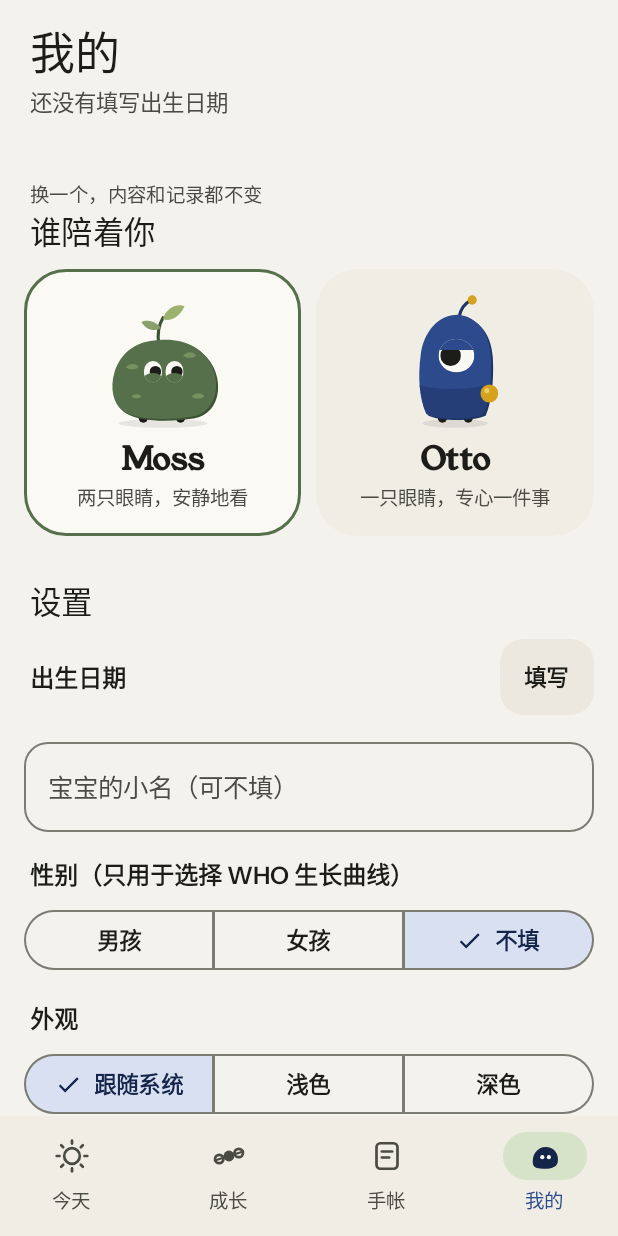
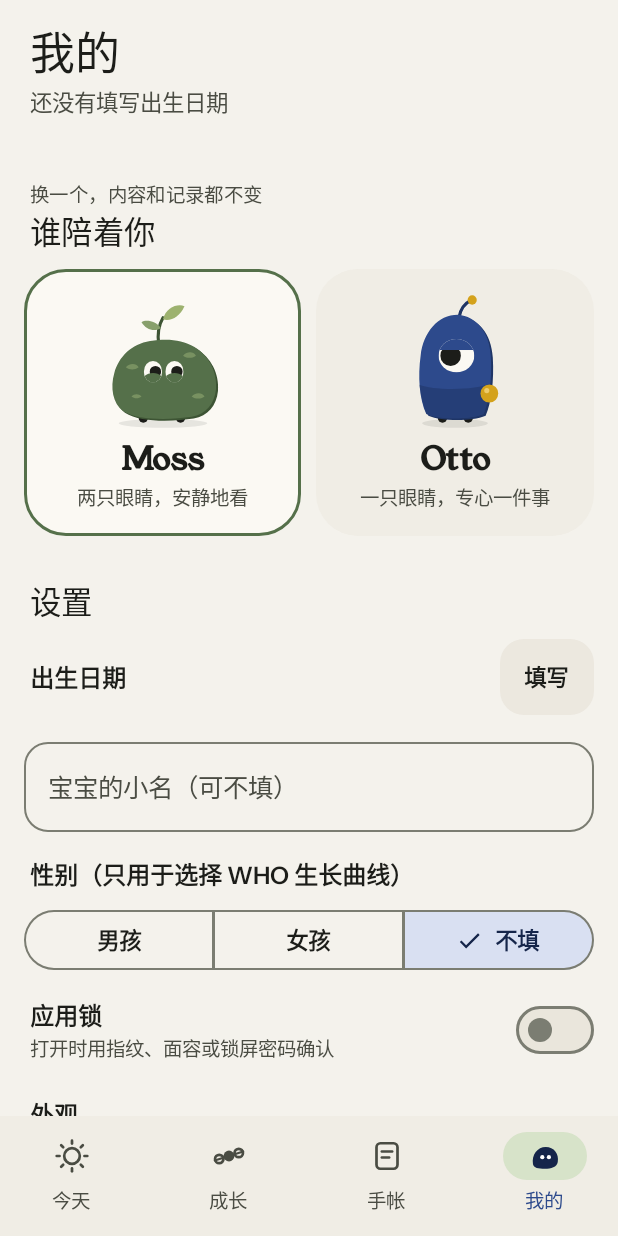
Before and after one commit to mjuvdeysii/mossling, an Android app built with Jetpack Compose: the YouScreen screen opened through its navigation route, on a phone screen of 412 x 824 dp. Run offline under Robolectric (Android 15) with nearby library versions, the phone set to English and light mode, and no system bars; Roboto replaces fonts that are not available here.

Commit message:
Native: opt-in app lock (biometric or screen lock)
Co-Authored-By: Claude Opus 5.5 <noreply@anthropic.com>
Claude-Session: https://claude.ai/code/session_01UTvD6AgKvTyZ1ghsbDDvi8

```diff
--- a/app/build.gradle.kts
+++ b/app/build.gradle.kts
@@ -74,6 +74,7 @@ dependencies {
     implementation(libs.glance.appwidget)
     implementation(libs.glance.material3)
     implementation(libs.androidx.profileinstaller)
+    implementation(libs.androidx.biometric)
     testImplementation(libs.junit)
     androidTestImplementation(platform(libs.compose.bom))
     androidTestImplementation(libs.compose.ui.test)
--- a/app/src/main/java/app/mossling/AppViewModel.kt
+++ b/app/src/main/java/app/mossling/AppViewModel.kt
@@ -23,6 +23,7 @@ import kotlinx.coroutines.flow.StateFlow
 import kotlinx.coroutines.flow.combine
 import kotlinx.coroutines.flow.distinctUntilChanged
 import kotlinx.coroutines.flow.flatMapLatest
+import kotlinx.coroutines.flow.first
 import kotlinx.coroutines.flow.flow
 import kotlinx.coroutines.flow.stateIn
 import kotlinx.coroutines.launch
@@ -90,6 +91,9 @@ class AppViewModel(app: Application) : AndroidViewModel(app) {
     fun setTheme(t: ThemeMode) = viewModelScope.launch { g.settings.setTheme(t) }
     fun skipToday(skip: Boolean) = viewModelScope.launch { g.settings.skipToday(if (skip) LocalDate.now().toEpochDay() else null) }
     fun setPick(v: String) = viewModelScope.launch { g.settings.setPick(v) }
+    /** read once at start-up from the stored settings, so the lock is never skipped while settings load */
+    fun lockOn(): Boolean = kotlinx.coroutines.runBlocking { g.settings.settings.first().lock }
+    fun setLock(on: Boolean) = viewModelScope.launch { g.settings.setLock(on) }
     fun setSex(s: String?) = viewModelScope.launch { g.settings.setSex(s) }
     fun setNickname(n: String) = viewModelScope.launch { g.settings.setNickname(n); widget() }
     fun putMeasure(m: app.mossling.data.Measure) = viewModelScope.launch { dao.putMeasure(m) }
--- a/app/src/main/java/app/mossling/MainActivity.kt
+++ b/app/src/main/java/app/mossling/MainActivity.kt
@@ -4,7 +4,10 @@ import android.Manifest
 import android.content.Intent
 import android.os.Build
 import android.os.Bundle
-import androidx.activity.ComponentActivity
+import androidx.fragment.app.FragmentActivity
+import androidx.biometric.BiometricManager
+import androidx.biometric.BiometricPrompt
+import androidx.core.content.ContextCompat
 import androidx.activity.compose.setContent
 import androidx.activity.enableEdgeToEdge
 import androidx.activity.result.contract.ActivityResultContracts
@@ -12,18 +15,40 @@ import androidx.activity.viewModels
 import androidx.core.splashscreen.SplashScreen.Companion.installSplashScreen
 import kotlinx.coroutines.flow.MutableStateFlow
 
-class MainActivity : ComponentActivity() {
+class MainActivity : FragmentActivity() {
     private val vm: AppViewModel by viewModels()
     /** where a notification asked to go ("journal"), consumed by the UI */
     val open = MutableStateFlow<String?>(null)
     private val askNotify = registerForActivityResult(ActivityResultContracts.RequestPermission()) { }
+    /** true while the app lock (when turned on) waits for the person to confirm it is them */
+    val locked = MutableStateFlow(false)
+    private var away = 0L
 
     override fun onCreate(savedInstanceState: Bundle?) {
         installSplashScreen().setKeepOnScreenCondition { !vm.ui.value.ready }
         enableEdgeToEdge()
         super.onCreate(savedInstanceState)
         open.value = intent?.getStringExtra("open")
-        setContent { MosslingRoot(vm, open, askNotifications = ::askNotifications) }
+        setContent { MosslingRoot(vm, open, askNotifications = ::askNotifications, locked = locked, unlock = ::unlock) }
+    }
+
+    override fun onStart() {
+        super.onStart()
+        // locks on a cold start and after half a minute away; a quick switch to another app does not ask again
+        if (vm.lockOn() && (away == 0L || System.currentTimeMillis() - away > 30_000)) { locked.value = true; unlock() }
+    }
+
+    override fun onStop() { super.onStop(); away = System.currentTimeMillis() }
+
+    fun unlock() {
+        val allowed = if (Build.VERSION.SDK_INT >= 30) BiometricManager.Authenticators.BIOMETRIC_WEAK or BiometricManager.Authenticators.DEVICE_CREDENTIAL
+            else BiometricManager.Authenticators.BIOMETRIC_WEAK
+        if (BiometricManager.from(this).canAuthenticate(allowed) != BiometricManager.BIOMETRIC_SUCCESS) { locked.value = false; return }
+        val info = BiometricPrompt.PromptInfo.Builder().setTitle("打开苔生").setSubtitle("确认是你本人").setAllowedAuthenticators(allowed)
+            .apply { if (Build.VERSION.SDK_INT < 30) setNegativeButtonText("取消") }.build()
+        BiometricPrompt(this, ContextCompat.getMainExecutor(this), object : BiometricPrompt.AuthenticationCallback() {
+            override fun onAuthenticationSucceeded(result: BiometricPrompt.AuthenticationResult) { locked.value = false }
+        }).authenticate(info)
     }
 
     override fun onNewIntent(intent: Intent) {
--- a/app/src/main/java/app/mossling/MosslingRoot.kt
+++ b/app/src/main/java/app/mossling/MosslingRoot.kt
@@ -1,5 +1,7 @@
 package app.mossling
 
+import androidx.compose.foundation.layout.heightIn
+import androidx.compose.foundation.layout.size
 import androidx.compose.animation.core.tween
 import androidx.compose.animation.fadeIn
 import androidx.compose.animation.fadeOut
@@ -101,7 +103,7 @@ private val Tabs = listOf(
 )
 
 @Composable
-fun MosslingRoot(vm: AppViewModel, open: MutableStateFlow<String?>, askNotifications: () -> Unit = {}) {
+fun MosslingRoot(vm: AppViewModel, open: MutableStateFlow<String?>, askNotifications: () -> Unit = {}, locked: MutableStateFlow<Boolean> = MutableStateFlow(false), unlock: () -> Unit = {}) {
     val ui by vm.ui.collectAsStateWithLifecycle()
     MosslingTheme(ui.settings.theme, ui.settings.companion) {
         // a Surface, not a bare background: it also sets the content colour, so text is right in the dark theme
@@ -111,6 +113,8 @@ fun MosslingRoot(vm: AppViewModel, open: MutableStateFlow<String?>, askNotificat
             if (!ui.settings.onboarded) Onboarding(onBirth = { birthDialog = true }, onSkip = vm::finishOnboarding)
             else Shell(vm, open, askNotifications) { birthDialog = true }
             if (birthDialog) BirthDialog(ui.settings.birth, onPick = { vm.setBirth(it) }, onDismiss = { birthDialog = false })
+            val isLocked by locked.collectAsStateWithLifecycle()
+            if (isLocked) LockScreen(ui.settings.companion, unlock)
         }
     }
 }
@@ -255,6 +259,7 @@ private fun Shell(vm: AppViewModel, open: MutableStateFlow<String?>, askNotifica
                     clearAll = { clearing = true },
                     nickname = vm::setNickname, sex = vm::setSex,
                     search = { nav.navigate(SearchRoute) },
+                    lock = vm::setLock,
                     importOld = { pickOld.launch(arrayOf("application/json", "text/plain", "application/octet-stream")) },
                 ))
             }
@@ -318,3 +323,15 @@ private fun Shell(vm: AppViewModel, open: MutableStateFlow<String?>, askNotifica
         EntrySheet(e, onChange = { if (it.id == 0L) vm.addLog(it) { n -> added(n) } else if (it != e) vm.updateLog(it) }, onDelete = { d -> vm.deleteLog(d); undoable("删掉了一条") { vm.restoreLog(d) } }, onDismiss = { editing = null })
     }
 }
+
+/** Covers everything until the person has confirmed it is them. The companion is asleep; nothing of the records shows. */
+@Composable
+private fun LockScreen(companion: app.mossling.ui.ip.Kind, unlock: () -> Unit) {
+    Surface(Modifier.fillMaxSize(), color = MaterialTheme.colorScheme.background) {
+        androidx.compose.foundation.layout.Column(Modifier.fillMaxSize(), horizontalAlignment = androidx.compose.ui.Alignment.CenterHorizontally, verticalArrangement = androidx.compose.foundation.layout.Arrangement.Center) {
+            app.mossling.ui.ip.Creature(companion, Modifier.size(140.dp), mood = app.mossling.ui.ip.Mood.Sleep)
+            Text("苔生已锁定", style = MaterialTheme.typography.headlineSmall, modifier = Modifier.padding(top = 16.dp))
+            androidx.compose.material3.Button(onClick = unlock, shape = androidx.compose.foundation.shape.RoundedCornerShape(18.dp), modifier = Modifier.padding(top = 24.dp).heightIn(min = 52.dp)) { Text("解锁") }
+        }
+    }
+}
--- a/app/src/main/java/app/mossling/data/Settings.kt
+++ b/app/src/main/java/app/mossling/data/Settings.kt
@@ -26,6 +26,8 @@ data class Settings(
     /** "boy" / "girl" / null — only used to pick the WHO growth curves */
     val sex: String? = null,
     val nickname: String = "",
+    /** ask for the fingerprint, face or screen lock when the app is opened */
+    val lock: Boolean = false,
 )
 
 class SettingsRepository(private val context: Context) {
@@ -39,6 +41,7 @@ class SettingsRepository(private val context: Context) {
         val lastMonth = longPreferencesKey("last_month")
         val sex = stringPreferencesKey("sex")
         val nickname = stringPreferencesKey("nickname")
+        val lock = booleanPreferencesKey("lock")
     }
 
     val settings: Flow<Settings> = context.store.data.map { p: Preferences ->
@@ -52,6 +55,7 @@ class SettingsRepository(private val context: Context) {
             lastMonth = (p[K.lastMonth] ?: -1L).toInt(),
             sex = p[K.sex],
             nickname = p[K.nickname] ?: "",
+            lock = p[K.lock] ?: false,
         )
     }
 
@@ -65,6 +69,7 @@ class SettingsRepository(private val context: Context) {
     suspend fun setSex(s: String?) = context.store.edit { if (s == null) it.remove(K.sex) else it[K.sex] = s }
     suspend fun setNickname(n: String) = context.store.edit { val t = n.trim().take(12); if (t.isEmpty()) it.remove(K.nickname) else it[K.nickname] = t }
     /** Everything back to a fresh install (the records are cleared separately). */
+    suspend fun setLock(on: Boolean) = context.store.edit { it[K.lock] = on }
     suspend fun clear() = context.store.edit { it.clear() }
     suspend fun setLastMonth(m: Int) = context.store.edit { it[K.lastMonth] = m.toLong() }
 }
--- a/app/src/main/java/app/mossling/ui/you/YouScreen.kt
+++ b/app/src/main/java/app/mossling/ui/you/YouScreen.kt
@@ -63,6 +63,7 @@ data class YouActions(
     val nickname: (String) -> Unit = {},
     val sex: (String?) -> Unit = {},
     val search: () -> Unit = {},
+    val lock: (Boolean) -> Unit = {},
 )
 
 @Composable
@@ -119,6 +120,15 @@ fun YouScreen(ui: AppUi, a: YouActions, modifier: Modifier = Modifier) {
                     listOf("boy" to "男孩", "girl" to "女孩", null to "不填").forEachIndexed { i, (k, l) ->
                         SegmentedButton(selected = ui.settings.sex == k, onClick = { a.sex(k) }, shape = SegmentedButtonDefaults.itemShape(i, 3)) { Text(l) }
                     }
+                }
+                val ctx = androidx.compose.ui.platform.LocalContext.current
+                val canLock = remember { runCatching { androidx.biometric.BiometricManager.from(ctx).canAuthenticate(androidx.biometric.BiometricManager.Authenticators.BIOMETRIC_WEAK) == androidx.biometric.BiometricManager.BIOMETRIC_SUCCESS }.getOrDefault(false) }
+                if (canLock || ui.settings.lock) Row(Modifier.fillMaxWidth().heightIn(min = 56.dp).padding(start = 4.dp), verticalAlignment = Alignment.CenterVertically) {
+                    Column(Modifier.weight(1f)) {
+                        Text("应用锁", style = MaterialTheme.typography.titleMedium)
+                        Text("打开时用指纹、面容或锁屏密码确认", style = MaterialTheme.typography.bodySmall, color = MaterialTheme.colorScheme.onSurfaceVariant)
+                    }
+                    androidx.compose.material3.Switch(ui.settings.lock, onCheckedChange = a.lock)
                 }
                 Text("外观", style = MaterialTheme.typography.titleMedium, modifier = Modifier.padding(start = 4.dp, top = 8.dp))
                 SingleChoiceSegmentedButtonRow(Modifier.fillMaxWidth()) {
--- a/gradle/libs.versions.toml
+++ b/gradle/libs.versions.toml
@@ -14,6 +14,7 @@ splash = "1.0.1"
 paparazzi = "1.3.5"
 glance = "1.1.1"
 profileinstaller = "1.4.1"
+biometric = "1.1.0"
 testRunner = "1.6.2"
 testExt = "1.2.1"
 
@@ -40,6 +41,7 @@ kotlinx-serialization-json = { module = "org.jetbrains.kotlinx:kotlinx-serializa
 glance-appwidget = { module = "androidx.glance:glance-appwidget", version.ref = "glance" }
 glance-material3 = { module = "androidx.glance:glance-material3", version.ref = "glance" }
 junit = { module = "junit:junit", version = "4.13.2" }
+androidx-biometric = { module = "androidx.biometric:biometric", version.ref = "biometric" }
 androidx-profileinstaller = { module = "androidx.profileinstaller:profileinstaller", version.ref = "profileinstaller" }
 androidx-test-runner = { module = "androidx.test:runner", version.ref = "testRunner" }
 androidx-test-ext = { module = "androidx.test.ext:junit", version.ref = "testExt" }
```
Also changed, not shown: 2 other files.
